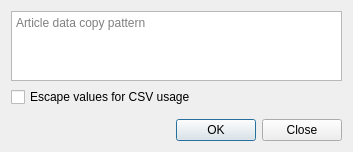
This is src/librssguard/gui/dialogs/formcopyarticledata.ui in martinrotter/rssguard as Qt 5 draws it before an edit. The edited form follows.
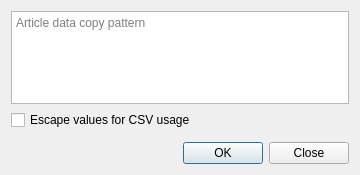
This is the edited form. Custom widgets are drawn as their Qt base class.

Diff of the .ui file:
```diff
--- a/src/librssguard/gui/dialogs/formcopyarticledata.ui
+++ b/src/librssguard/gui/dialogs/formcopyarticledata.ui
@@ -6,8 +6,8 @@
    <rect>
     <x>0</x>
     <y>0</y>
-    <width>353</width>
-    <height>143</height>
+    <width>360</width>
+    <height>175</height>
    </rect>
   </property>
   <layout class="QFormLayout" name="formLayout">
```
